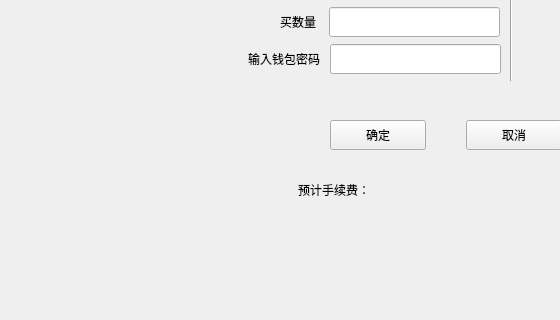
Before: the Qt Designer form exchange/selldialog.ui in HcashOrg/hx-indicator, drawn with Qt 5; both pictures show x 0 to 560 and y 260 to 580 of the 960 by 580 pixel window.
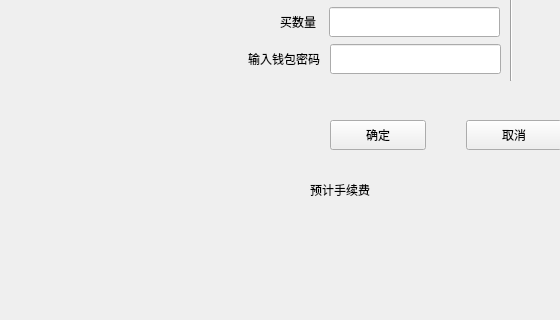
After: the same form once the commit is applied.

```diff
--- a/exchange/selldialog.ui
+++ b/exchange/selldialog.ui
@@ -264,7 +264,7 @@
       </rect>
      </property>
      <property name="text">
-      <string>预计手续费：</string>
+      <string>预计手续费</string>
      </property>
      <property name="alignment">
       <set>Qt::AlignRight|Qt::AlignTrailing|Qt::AlignVCenter</set>
```
